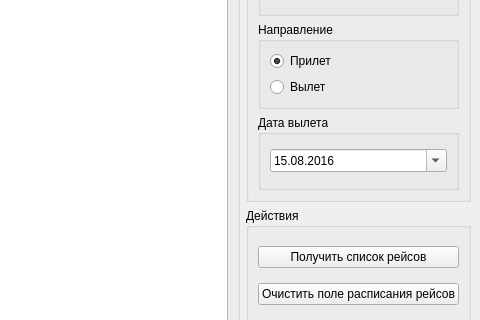
MiBeloz/HW-qt7-diplom, file mainwindow.ui: the form before one commit; both pictures show x 238 to 718 and y 116 to 436 of the 718 by 548 pixel window.
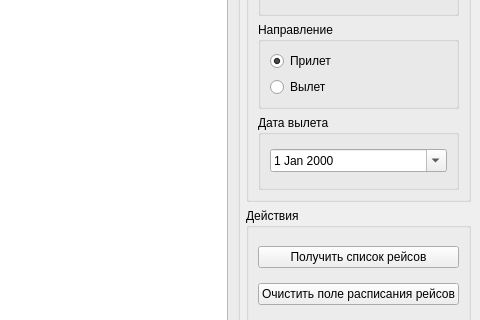
The form after the commit.

```diff
--- a/mainwindow.ui
+++ b/mainwindow.ui
@@ -96,42 +96,6 @@
            <layout class="QVBoxLayout" name="verticalLayout_7">
             <item>
              <widget class="QDateEdit" name="de_departureDate">
-              <property name="dateTime">
-               <datetime>
-                <hour>0</hour>
-                <minute>0</minute>
-                <second>0</second>
-                <year>2016</year>
-                <month>8</month>
-                <day>15</day>
-               </datetime>
-              </property>
-              <property name="maximumDateTime">
-               <datetime>
-                <hour>23</hour>
-                <minute>59</minute>
-                <second>59</second>
-                <year>2017</year>
-                <month>9</month>
-                <day>14</day>
-               </datetime>
-              </property>
-              <property name="minimumDateTime">
-               <datetime>
-                <hour>0</hour>
-                <minute>0</minute>
-                <second>0</second>
-                <year>2016</year>
-                <month>8</month>
-                <day>15</day>
-               </datetime>
-              </property>
-              <property name="currentSection">
-               <enum>QDateTimeEdit::DaySection</enum>
-              </property>
-              <property name="displayFormat">
-               <string>dd.MM.yyyy</string>
-              </property>
               <property name="calendarPopup">
                <bool>true</bool>
               </property>
```
Left out of the diff: 3 changed lines with no effect on the pictures.
